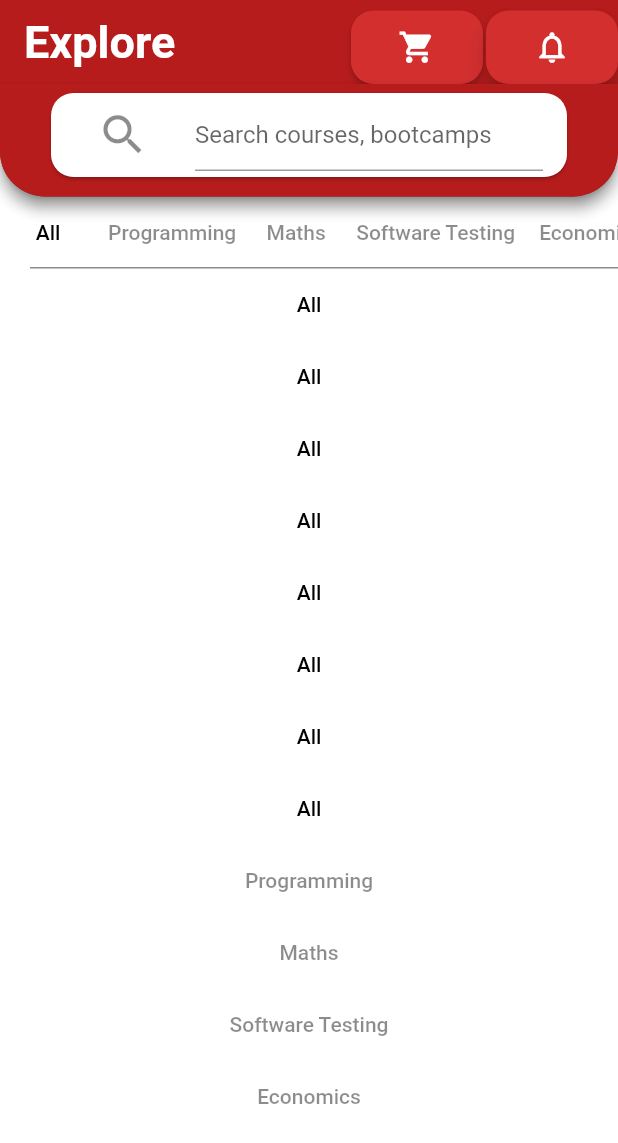
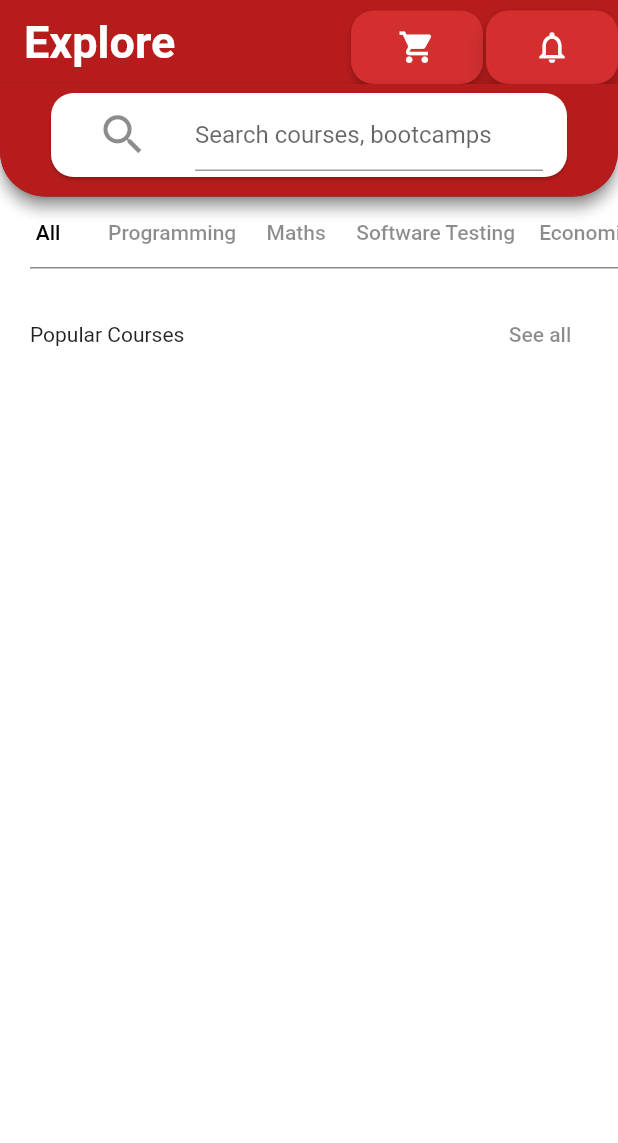
Before and after one commit to niamul64/FlutterProjects, a Flutter app: the screen it shows after launch, on a phone screen of 412 x 824 dp. Shown: the top 1143 px of the screen. Run offline on Flutter 3.47's test engine with Material 2 defaults, Android fonts, the phone set to English and light mode, and no system bars; our stand-ins replace audioplayers, font_awesome_flutter, rflutter_alert.

Commit message:
1st body title added

```diff
--- a/Project for EKT/first_work/lib/page1.dart
+++ b/Project for EKT/first_work/lib/page1.dart
@@ -1,8 +1,4 @@
 import 'package:flutter/material.dart';
-
-
-
-
 
 class Page1 extends StatefulWidget {
   const Page1({Key? key}) : super(key: key);
@@ -17,7 +13,6 @@ class _Page1State extends State<Page1> {
     return GestureDetector(
       onTap: () => FocusScope.of(context).unfocus(),
       child: Scaffold(
-
         appBar: AppBar(
           shape: RoundedRectangleBorder(
             borderRadius: BorderRadius.only(
@@ -25,10 +20,8 @@ class _Page1State extends State<Page1> {
               bottomRight: Radius.circular(30),
             ),
           ),
-
           centerTitle: false,
           backgroundColor: Colors.red.shade900,
-
           title: Text(
             'Explore',
             style: TextStyle(
@@ -36,36 +29,38 @@ class _Page1State extends State<Page1> {
               fontSize: 30,
             ),
           ),
-
-          actions:  <Widget>[
-
+          actions: <Widget>[
             Container(
-              margin: EdgeInsets.only(top:7),
+              margin: EdgeInsets.only(top: 7),
               child: RawMaterialButton(
-                onPressed: () {  },
-                shape: RoundedRectangleBorder(borderRadius: BorderRadius.circular(15)),
+                onPressed: () {},
+                shape: RoundedRectangleBorder(
+                    borderRadius: BorderRadius.circular(15)),
                 fillColor: Colors.red.shade700,
-                child: Icon(Icons.shopping_cart,size: 25,),
+                child: Icon(
+                  Icons.shopping_cart,
+                  size: 25,
+                ),
               ),
             ),
             SizedBox(
               width: 2,
             ),
             Container(
-              margin: EdgeInsets.only( top:7),
+              margin: EdgeInsets.only(top: 7),
               child: RawMaterialButton(
                 elevation: 6,
-                onPressed: () {  },
-                shape: RoundedRectangleBorder(borderRadius: BorderRadius.circular(15)),
+                onPressed: () {},
+                shape: RoundedRectangleBorder(
+                    borderRadius: BorderRadius.circular(15)),
                 fillColor: Colors.red.shade700,
-                child: Icon(Icons.notifications_none,
-                size: 25,),
+                child: Icon(
+                  Icons.notifications_none,
+                  size: 25,
                 ),
               ),
-
-
+            ),
           ],
-
           bottom: AppBar(
             toolbarHeight: 75,
             backgroundColor: Colors.red.shade900,
@@ -75,13 +70,13 @@ class _Page1State extends State<Page1> {
                 bottomRight: Radius.circular(30),
               ),
             ),
-
-            title:  Card(
+            title: Card(
               shape: RoundedRectangleBorder(
                 borderRadius: BorderRadius.circular(15.0),
               ),
               color: Colors.white,
-              margin: EdgeInsets.fromLTRB(18,8, 18, 15),//left, top, right, bottom
+              margin:
+                  EdgeInsets.fromLTRB(18, 8, 18, 15), //left, top, right, bottom
               child: ListTile(
                 leading: TextButton(
                   onPressed: () {
@@ -96,33 +91,30 @@ class _Page1State extends State<Page1> {
                 title: TextField(
                   decoration: InputDecoration(
                     hintText: 'Search courses, bootcamps ',
-
                   ),
                 ),
               ),
             ),
           ),
         ),
-
         body: SafeArea(
-        child:  Column(
-          children:  <Widget>[
+          child: Column(
+            children: <Widget>[
               SingleChildScrollView(
-              keyboardDismissBehavior: ScrollViewKeyboardDismissBehavior.onDrag,
+                keyboardDismissBehavior:
+                    ScrollViewKeyboardDismissBehavior.onDrag,
                 scrollDirection: Axis.horizontal,
-
                 child: Row(
                   children: <Widget>[
                     TextButton(
                       onPressed: () {
                         // Respond to button press
                       },
-
-                      child: Text("All",
+                      child: Text(
+                        "All",
                         style: TextStyle(
                           color: Colors.black,
                           backgroundColor: Colors.white38,
-
                         ),
                       ),
                     ),
@@ -130,222 +122,95 @@ class _Page1State extends State<Page1> {
                       onPressed: () {
                         // Respond to button press
                       },
-                      child: Text("Programming",
-                        style: TextStyle(
-                            color: Colors.black45
-                        ),
-
+                      child: Text(
+                        "Programming",
+                        style: TextStyle(color: Colors.black45),
                       ),
                     ),
                     TextButton(
                       onPressed: () {
                         // Respond to button press
                       },
-                      child: Text("Maths",
-                        style: TextStyle(
-                            color: Colors.black45
-                        ),
+                      child: Text(
+                        "Maths",
+                        style: TextStyle(color: Colors.black45),
                       ),
                     ),
                     TextButton(
                       onPressed: () {
                         // Respond to button press
                       },
-                      child: Text("Software Testing",
-                        style: TextStyle(
-                            color: Colors.black45
-                        ),
+                      child: Text(
+                        "Software Testing",
+                        style: TextStyle(color: Colors.black45),
                       ),
                     ),
                     TextButton(
                       onPressed: () {
                         // Respond to button press
                       },
-                      child: Text("Economics",
-                        style: TextStyle(
-                            color: Colors.black45
-                        ),
+                      child: Text(
+                        "Economics",
+                        style: TextStyle(color: Colors.black45),
                       ),
                     ),
                   ],
                 ),
-
               ),
               SizedBox(
                 height: 0,
-
                 child: Divider(
                   thickness: 1, // thickness of the line
                   indent: 20, // empty space to the leading edge of divider.
-                endIndent: 0, // empty space to the trailing edge of the divider.
-                color: Colors.black45, // The color to use when painting the line.
+                  endIndent:
+                      0, // empty space to the trailing edge of the divider.
+                  color: Colors
+                      .black45, // The color to use when painting the line.
                 ),
+              ),
+              SizedBox(
+                height: 20,
               ),
 
               ///main body scroll
               Expanded(
                 child: SingleChildScrollView(
-
-            keyboardDismissBehavior: ScrollViewKeyboardDismissBehavior.onDrag,
+                  keyboardDismissBehavior:
+                      ScrollViewKeyboardDismissBehavior.onDrag,
                   scrollDirection: Axis.vertical,
-
+                  child: Padding(
+                    padding: EdgeInsets.fromLTRB(20, 0, 20, 0), //left, top, right, bottom
+                    ///left, top, right, bottom
                     child: Column(
                       children: <Widget>[
+
+
+                        Row(
+                          mainAxisAlignment: MainAxisAlignment.spaceBetween,
+                          children: <Widget> [
+                            Text("Popular Courses"),
                             TextButton(
                               onPressed: () {
                                 // Respond to button press
                               },
+                              child: Text(
+                                "See all",
+                                style: TextStyle(color: Colors.black45),
+                              ),
+                            ),
 
-                  child: Text("All",
-                    style: TextStyle(
-                      color: Colors.black,
-                      backgroundColor: Colors.white38,
+                          ],
+                        ),
 
+
+
+                      ],
                     ),
                   ),
                 ),
-                TextButton(
-                  onPressed: () {
-                    // Respond to button press
-                  },
-
-                  child: Text("All",
-                    style: TextStyle(
-                      color: Colors.black,
-                      backgroundColor: Colors.white38,
-
-                    ),
-                  ),
-                ),
-                TextButton(
-                  onPressed: () {
-                    // Respond to button press
-                  },
-
-                  child: Text("All",
-                    style: TextStyle(
-                      color: Colors.black,
-                      backgroundColor: Colors.white38,
-
-                    ),
-                  ),
-                ),
-                TextButton(
-                  onPressed: () {
-                    // Respond to button press
-                  },
-
-                  child: Text("All",
-                    style: TextStyle(
-                      color: Colors.black,
-                      backgroundColor: Colors.white38,
-
-                    ),
-                  ),
-                ),
-                TextButton(
-                  onPressed: () {
-                    // Respond to button press
-                  },
-
-                  child: Text("All",
-                    style: TextStyle(
-                      color: Colors.black,
-                      backgroundColor: Colors.white38,
-
-                    ),
-                  ),
-                ),
-                TextButton(
-                  onPressed: () {
-                    // Respond to button press
-                  },
-
-                  child: Text("All",
-                    style: TextStyle(
-                      color: Colors.black,
-                      backgroundColor: Colors.white38,
-
-                    ),
-                  ),
-                ),
-                TextButton(
-                  onPressed: () {
-                    // Respond to button press
-                  },
-
-                  child: Text("All",
-                    style: TextStyle(
-                      color: Colors.black,
-                      backgroundColor: Colors.white38,
-
-                    ),
-                  ),
-                ),
-                TextButton(
-                  onPressed: () {
-                    // Respond to button press
-                  },
-
-                  child: Text("All",
-                    style: TextStyle(
-                      color: Colors.black,
-                      backgroundColor: Colors.white38,
-
-                    ),
-                  ),
-                ),
-                TextButton(
-                  onPressed: () {
-                    // Respond to button press
-                  },
-                  child: Text("Programming",
-                    style: TextStyle(
-                        color: Colors.black45
-                    ),
-
-                  ),
-                ),
-                TextButton(
-                  onPressed: () {
-                    // Respond to button press
-                  },
-                  child: Text("Maths",
-                    style: TextStyle(
-                        color: Colors.black45
-                    ),
-                  ),
-                ),
-                TextButton(
-                  onPressed: () {
-                    // Respond to button press
-                  },
-                  child: Text("Software Testing",
-                    style: TextStyle(
-                        color: Colors.black45
-                    ),
-                  ),
-                ),
-                TextButton(
-                  onPressed: () {
-                    // Respond to button press
-                  },
-                  child: Text("Economics",
-                    style: TextStyle(
-                        color: Colors.black45
-                    ),
-                  ),
-                ),
-              ],
-            ),
-
-          ),
-
               ),
 
               ///main bodyb scroll
-
-
             ],
           ),
         ),
@@ -353,3 +218,41 @@ class _Page1State extends State<Page1> {
     );
   }
 }
+
+//
+// Padding(
+// padding: EdgeInsets.fromLTRB(20, 10, 0, 0),
+// child: Text(
+// 'Popular Courses',
+//
+// style: TextStyle(
+// fontSize: 20,
+// fontWeight: FontWeight.bold,
+// ),
+// ),
+// ),
+//
+//
+// Padding(
+//
+// padding: EdgeInsets.fromLTRB(20,10, 0, 0),
+// child: TextButton(
+//
+// onPressed: () {
+// // Respond to button press
+// },
+// child: Text("See all",
+// textAlign: TextAlign.end,
+//
+// style: TextStyle(
+// color: Colors.redAccent,
+// fontSize: 16,
+// fontWeight: FontWeight.bold,
+// ),
+// ),
+// ),
+// ),
+//
+//
+//
+//
```
Lines whose indentation alone changed are shown as unchanged.
